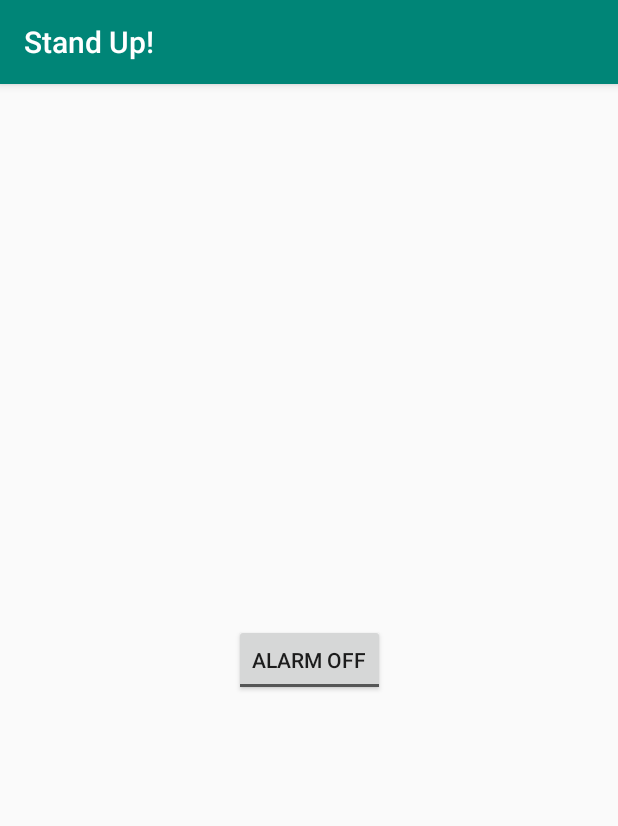
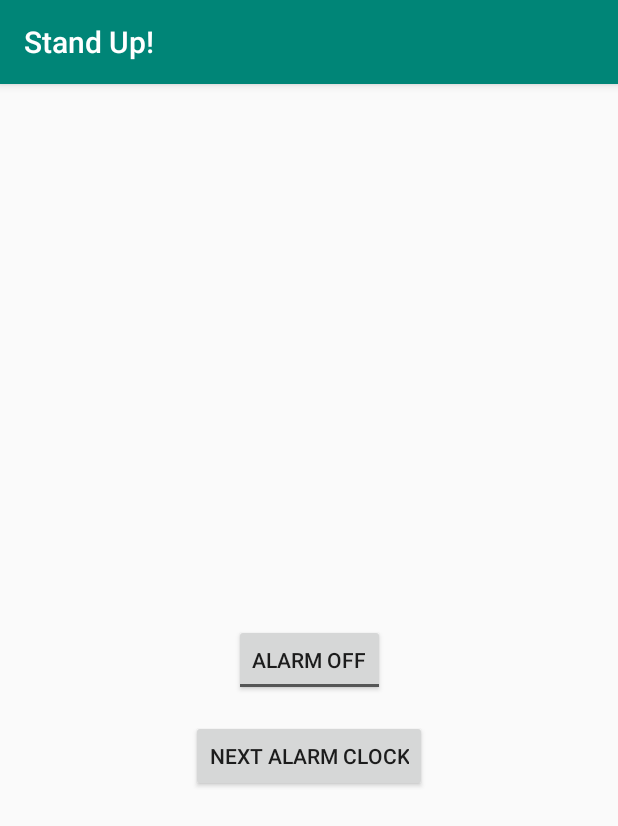
Before and after one commit to joabetc/android_StandUp, an Android app: the screen it shows after launch (MainActivity), on a phone screen of 412 x 824 dp. Shown: the top 826 px of the screen. Run offline under Robolectric (Android 15) with nearby library versions, the phone set to English and light mode, and no system bars.

Commit message:
Showing the time of the next alarm clock

```diff
--- a/app/src/main/java/com/joabe/standup/MainActivity.java
+++ b/app/src/main/java/com/joabe/standup/MainActivity.java
@@ -13,10 +13,16 @@ import android.graphics.Color;
 import android.os.Build;
 import android.os.Bundle;
 import android.os.SystemClock;
+import android.provider.Settings;
+import android.view.View;
+import android.widget.Button;
 import android.widget.CompoundButton;
 import android.widget.RadioGroup;
 import android.widget.Toast;
 import android.widget.ToggleButton;
+
+import java.time.Instant;
+import java.util.Date;
 
 public class MainActivity extends AppCompatActivity {
 
@@ -73,6 +79,23 @@ public class MainActivity extends AppCompatActivity {
 
         createNotificationChannel();
 
+        Button nextAlarm = findViewById(R.id.nextAlarm);
+        nextAlarm.setOnClickListener(new View.OnClickListener() {
+            @Override
+            public void onClick(View view) {
+                String toastMessage;
+
+                if (Build.VERSION.SDK_INT >= Build.VERSION_CODES.O) {
+                    if (alarmManager != null) {
+                        toastMessage = new Date(alarmManager.getNextAlarmClock().getTriggerTime()).toString();
+                        Toast.makeText(MainActivity.this, toastMessage, Toast.LENGTH_SHORT).show();
+                    }
+
+                }
+
+            }
+        });
+
     }
 
     public void createNotificationChannel() {
--- a/app/src/main/res/layout/activity_main.xml
+++ b/app/src/main/res/layout/activity_main.xml
@@ -16,4 +16,14 @@
         app:layout_constraintEnd_toEndOf="parent"
         app:layout_constraintStart_toStartOf="parent"
         app:layout_constraintTop_toTopOf="parent" />
+
+    <Button
+        android:id="@+id/nextAlarm"
+        android:layout_width="wrap_content"
+        android:layout_height="wrap_content"
+        android:layout_marginTop="16dp"
+        android:text="Next Alarm Clock"
+        app:layout_constraintEnd_toEndOf="parent"
+        app:layout_constraintStart_toStartOf="parent"
+        app:layout_constraintTop_toBottomOf="@+id/alarmToggle" />
 </androidx.constraintlayout.widget.ConstraintLayout>
```
